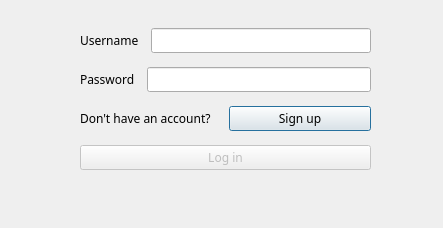
AlirezaM02/AP_Project, file logindialog.ui: the form before one commit.
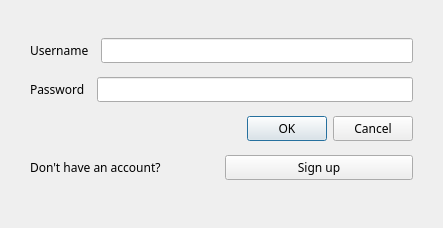
The form after the commit.

```diff
--- a/logindialog.ui
+++ b/logindialog.ui
@@ -16,9 +16,9 @@
   <widget class="QWidget" name="layoutWidget">
    <property name="geometry">
     <rect>
-     <x>80</x>
-     <y>20</y>
-     <width>291</width>
+     <x>30</x>
+     <y>30</y>
+     <width>383</width>
      <height>161</height>
     </rect>
    </property>
@@ -78,6 +78,13 @@
       </item>
      </layout>
     </item>
+    <item>
+     <widget class="QDialogButtonBox" name="buttonBox">
+      <property name="standardButtons">
+       <set>QDialogButtonBox::Cancel|QDialogButtonBox::Ok</set>
+      </property>
+     </widget>
+    </item>
     <item>
      <layout class="QHBoxLayout" name="horizontalLayout_3">
       <item>
@@ -106,21 +113,6 @@
       </item>
      </layout>
     </item>
-    <item>
-     <widget class="QPushButton" name="loginbtn">
-      <property name="enabled">
-       <bool>false</bool>
-      </property>
-      <property name="font">
-       <font>
-        <family>MV Boli</family>
-       </font>
-      </property>
-      <property name="text">
-       <string>Log in</string>
-      </property>
-     </widget>
-    </item>
    </layout>
   </widget>
  </widget>
```
